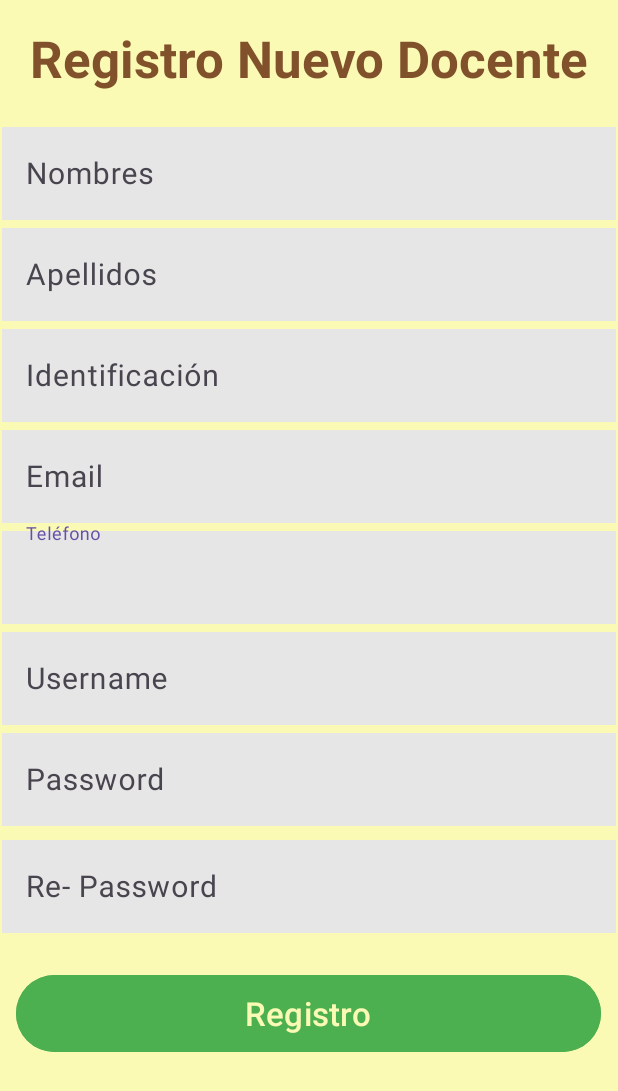
After one commit to gaessena830/gamificado_apk, an Android app: the RegistroDocenteActivity screen opened directly, with no data from a screen before it, on a phone screen of 412 x 824 dp. The commit adds this screen. Shown: the top 1091 px of the screen. Run offline under Robolectric (Android 15) with nearby library versions, the phone set to English and light mode, and no system bars.

Commit message:
Docente Form Activity added

```diff
--- a/app/src/main/AndroidManifest.xml
+++ b/app/src/main/AndroidManifest.xml
@@ -16,6 +16,12 @@
         android:usesCleartextTraffic="true"
         tools:targetApi="31">
         <activity
+            android:name=".RegistroDocenteActivity"
+            android:exported="false" />
+        <activity
+            android:name=".RegistroActivity"
+            android:exported="false" />
+        <activity
             android:name=".EstudianteActivity"
             android:exported="false" />
         <activity
--- a/app/src/main/java/com/gaessena/softwaregamificado/EstudianteActivity.kt
+++ b/app/src/main/java/com/gaessena/softwaregamificado/EstudianteActivity.kt
@@ -61,7 +61,7 @@ class EstudianteActivity : AppCompatActivity() {
                     "Nombre: ${perfil?.nombre}, Apellidos: ${perfil?.apellidos}",
                     Toast.LENGTH_SHORT
                 ).show()
-                // Aquí puedes utilizar los datos del perfil como desees
+                // Aquí utiliza los datos del perfil como desee
                 runOnUiThread {
                     val textDocente= findViewById<TextView>(R.id.textDocente)
                     val textIdentif= findViewById<TextView>(R.id.textIdentif)
--- a/app/src/main/java/com/gaessena/softwaregamificado/MainActivity.kt
+++ b/app/src/main/java/com/gaessena/softwaregamificado/MainActivity.kt
@@ -43,8 +43,11 @@ class MainActivity : AppCompatActivity() {
         service = retrofit.create(PostApiLoginService::class.java)
 
         binding.buttonIngresar.setOnClickListener {
-
             fetchDataFromServer()
+        }
+        binding.textRegistro.setOnClickListener {
+            val intent = Intent(this@MainActivity,RegistroActivity::class.java).apply{}
+            startActivity(intent)
         }
 
     }
--- /dev/null
+++ b/app/src/main/java/com/gaessena/softwaregamificado/RegistroDocenteActivity.kt
@@ -0,0 +1,20 @@
+package com.gaessena.softwaregamificado
+
+import android.os.Bundle
+import androidx.activity.enableEdgeToEdge
+import androidx.appcompat.app.AppCompatActivity
+import androidx.core.view.ViewCompat
+import androidx.core.view.WindowInsetsCompat
+
+class RegistroDocenteActivity : AppCompatActivity() {
+    override fun onCreate(savedInstanceState: Bundle?) {
+        super.onCreate(savedInstanceState)
+        enableEdgeToEdge()
+        setContentView(R.layout.activity_registro_docente)
+        ViewCompat.setOnApplyWindowInsetsListener(findViewById(R.id.main)) { v, insets ->
+            val systemBars = insets.getInsets(WindowInsetsCompat.Type.systemBars())
+            v.setPadding(systemBars.left, systemBars.top, systemBars.right, systemBars.bottom)
+            insets
+        }
+    }
+}
--- a/app/src/main/res/layout/activity_main.xml
+++ b/app/src/main/res/layout/activity_main.xml
@@ -104,13 +104,13 @@
         android:textColorLink="#2196F3"
         android:textSize="20sp"
         android:textStyle="bold"
-        app:layout_constraintEnd_toStartOf="@+id/textView3"
+        app:layout_constraintEnd_toStartOf="@+id/textRegistro"
         app:layout_constraintHorizontal_bias="0.528"
         app:layout_constraintStart_toStartOf="parent"
         app:layout_constraintTop_toBottomOf="@+id/buttonIngresar" />
 
     <TextView
-        android:id="@+id/textView3"
+        android:id="@+id/textRegistro"
         android:layout_width="wrap_content"
         android:layout_height="wrap_content"
         android:layout_marginTop="40dp"
--- /dev/null
+++ b/app/src/main/res/layout/activity_registro_docente.xml
@@ -0,0 +1,172 @@
+<?xml version="1.0" encoding="utf-8"?>
+<androidx.constraintlayout.widget.ConstraintLayout xmlns:android="http://schemas.android.com/apk/res/android"
+    xmlns:app="http://schemas.android.com/apk/res-auto"
+    xmlns:tools="http://schemas.android.com/tools"
+    android:id="@+id/main"
+    android:layout_width="match_parent"
+    android:layout_height="match_parent"
+    android:background="#FAFAB4"
+    tools:context=".RegistroDocenteActivity">
+
+    <com.google.android.material.textfield.TextInputLayout
+        android:id="@+id/textInputLayout7"
+        android:layout_width="409dp"
+        android:layout_height="wrap_content"
+        app:layout_constraintEnd_toEndOf="parent"
+        app:layout_constraintStart_toStartOf="parent"
+        app:layout_constraintTop_toBottomOf="@+id/textInputLayout6"
+        tools:layout_editor_absoluteX="1dp">
+
+        <com.google.android.material.textfield.TextInputEditText
+            android:layout_width="match_parent"
+            android:layout_height="wrap_content"
+            android:background="#E6E6E6"
+            android:hint="Teléfono"
+            android:textSize="20sp" />
+    </com.google.android.material.textfield.TextInputLayout>
+
+    <TextView
+        android:id="@+id/textView3"
+        android:layout_width="wrap_content"
+        android:layout_height="wrap_content"
+        android:layout_marginTop="16dp"
+        android:text="Registro Nuevo Docente"
+        android:textColor="#80512B"
+        android:textSize="34sp"
+        android:textStyle="bold"
+        app:layout_constraintEnd_toEndOf="parent"
+        app:layout_constraintStart_toStartOf="parent"
+        app:layout_constraintTop_toTopOf="parent" />
+
+    <com.google.android.material.textfield.TextInputLayout
+        android:id="@+id/textInputLayout4"
+        android:layout_width="409dp"
+        android:layout_height="wrap_content"
+        app:layout_constraintEnd_toEndOf="parent"
+        app:layout_constraintStart_toStartOf="parent"
+        app:layout_constraintTop_toBottomOf="@+id/textInputLayout3">
+
+        <com.google.android.material.textfield.TextInputEditText
+            android:layout_width="match_parent"
+            android:layout_height="wrap_content"
+            android:background="#E6E6E6"
+            android:hint="Apellidos"
+            android:textSize="20sp" />
+    </com.google.android.material.textfield.TextInputLayout>
+
+    <com.google.android.material.textfield.TextInputLayout
+        android:id="@+id/textInputLayout3"
+        android:layout_width="409dp"
+        android:layout_height="wrap_content"
+        android:layout_marginTop="18dp"
+        app:layout_constraintEnd_toEndOf="parent"
+        app:layout_constraintStart_toStartOf="parent"
+        app:layout_constraintTop_toBottomOf="@+id/textView3">
+
+        <com.google.android.material.textfield.TextInputEditText
+            android:layout_width="match_parent"
+            android:layout_height="wrap_content"
+            android:background="#E6E6E6"
+            android:hint="Nombres"
+            android:textSize="20sp" />
+    </com.google.android.material.textfield.TextInputLayout>
+
+    <com.google.android.material.textfield.TextInputLayout
+        android:id="@+id/textInputLayout5"
+        android:layout_width="409dp"
+        android:layout_height="wrap_content"
+        app:layout_constraintEnd_toEndOf="parent"
+        app:layout_constraintStart_toStartOf="parent"
+        app:layout_constraintTop_toBottomOf="@+id/textInputLayout4">
+
+        <com.google.android.material.textfield.TextInputEditText
+            android:layout_width="match_parent"
+            android:layout_height="wrap_content"
+            android:background="#E6E6E6"
+            android:hint="Identificación"
+            android:textSize="20sp" />
+    </com.google.android.material.textfield.TextInputLayout>
+
+    <com.google.android.material.textfield.TextInputLayout
+        android:id="@+id/textInputLayout6"
+        android:layout_width="409dp"
+        android:layout_height="wrap_content"
+        app:layout_constraintEnd_toEndOf="parent"
+        app:layout_constraintStart_toStartOf="parent"
+        app:layout_constraintTop_toBottomOf="@+id/textInputLayout5"
+        tools:layout_editor_absoluteX="1dp">
+
+        <com.google.android.material.textfield.TextInputEditText
+            android:layout_width="match_parent"
+            android:layout_height="wrap_content"
+            android:background="#E6E6E6"
+            android:hint="Email"
+            android:textSize="20sp" />
+    </com.google.android.material.textfield.TextInputLayout>
+
+    <com.google.android.material.textfield.TextInputLayout
+        android:id="@+id/textInputLayout8"
+        android:layout_width="409dp"
+        android:layout_height="wrap_content"
+        app:layout_constraintEnd_toEndOf="parent"
+        app:layout_constraintStart_toStartOf="parent"
+        app:layout_constraintTop_toBottomOf="@+id/textInputLayout7"
+        tools:layout_editor_absoluteX="1dp">
+
+        <com.google.android.material.textfield.TextInputEditText
+            android:layout_width="match_parent"
+            android:layout_height="wrap_content"
+            android:background="#E6E6E6"
+            android:hint="Username"
+            android:textSize="20sp" />
+    </com.google.android.material.textfield.TextInputLayout>
+
+    <com.google.android.material.textfield.TextInputLayout
+        android:id="@+id/textInputLayout9"
+        android:layout_width="409dp"
+        android:layout_height="wrap_content"
+        app:layout_constraintEnd_toEndOf="parent"
+        app:layout_constraintStart_toStartOf="parent"
+        app:layout_constraintTop_toBottomOf="@+id/textInputLayout8"
+        tools:layout_editor_absoluteX="1dp">
+
+        <com.google.android.material.textfield.TextInputEditText
+            android:layout_width="match_parent"
+            android:layout_height="wrap_content"
+            android:background="#E6E6E6"
+            android:hint="Password"
+            android:textSize="20sp" />
+    </com.google.android.material.textfield.TextInputLayout>
+
+    <com.google.android.material.textfield.TextInputLayout
+        android:id="@+id/textInputLayout10"
+        android:layout_width="409dp"
+        android:layout_height="wrap_content"
+        android:layout_marginTop="4dp"
+        app:layout_constraintEnd_toEndOf="parent"
+        app:layout_constraintStart_toStartOf="parent"
+        app:layout_constraintTop_toBottomOf="@+id/textInputLayout9">
+
+        <com.google.android.material.textfield.TextInputEditText
+            android:layout_width="match_parent"
+            android:layout_height="wrap_content"
+            android:background="#E6E6E6"
+            android:hint="Re- Password"
+            android:textSize="20sp" />
+    </com.google.android.material.textfield.TextInputLayout>
+
+    <Button
+        android:id="@+id/button"
+        android:layout_width="390dp"
+        android:layout_height="59dp"
+        android:layout_marginTop="24dp"
+        android:backgroundTint="#4CAF50"
+        android:text="Registro"
+        android:textColor="#FAFAB4"
+        android:textSize="22sp"
+        app:layout_constraintEnd_toEndOf="parent"
+        app:layout_constraintHorizontal_bias="0.476"
+        app:layout_constraintStart_toStartOf="parent"
+        app:layout_constraintTop_toBottomOf="@+id/textInputLayout10" />
+
+</androidx.constraintlayout.widget.ConstraintLayout>
--- a/app/src/main/res/values/strings.xml
+++ b/app/src/main/res/values/strings.xml
@@ -1,4 +1,9 @@
 <resources>
     <string name="app_name">Software Gamificado</string>
     <string name="lblcursos">Cursos</string>
+    <string-array name="Spinner_Items">
+        <item>Selecciona</item>
+        <item>Docente</item>
+        <item>Estudiante</item>
+    </string-array>
 </resources>
--- /dev/null
+++ b/app/src/main/res/values/styles.xml
@@ -0,0 +1,6 @@
+<?xml version="1.0" encoding="utf-8"?>
+<resources>
+    <style name="SpinnerTextStyle" parent="Widget.AppCompat.Spinner">
+        <item name="android:textSize">26sp</item> <!-- Cambia el tamaño del texto según lo necesites -->
+    </style>
+</resources>
```
Also changed, not shown: app/src/main/java/com/gaessena/softwaregamificado/RegistroActivity.kt (added, +56 -0 lines), app/src/main/res/layout/activity_registro.xml (added, +49 -0 lines), app/src/main/res/layout/spinner_dropdown_layout.xml (added, +10 -0 lines), app/src/main/res/layout/spinner_layout.xml (added, +12 -0 lines).
